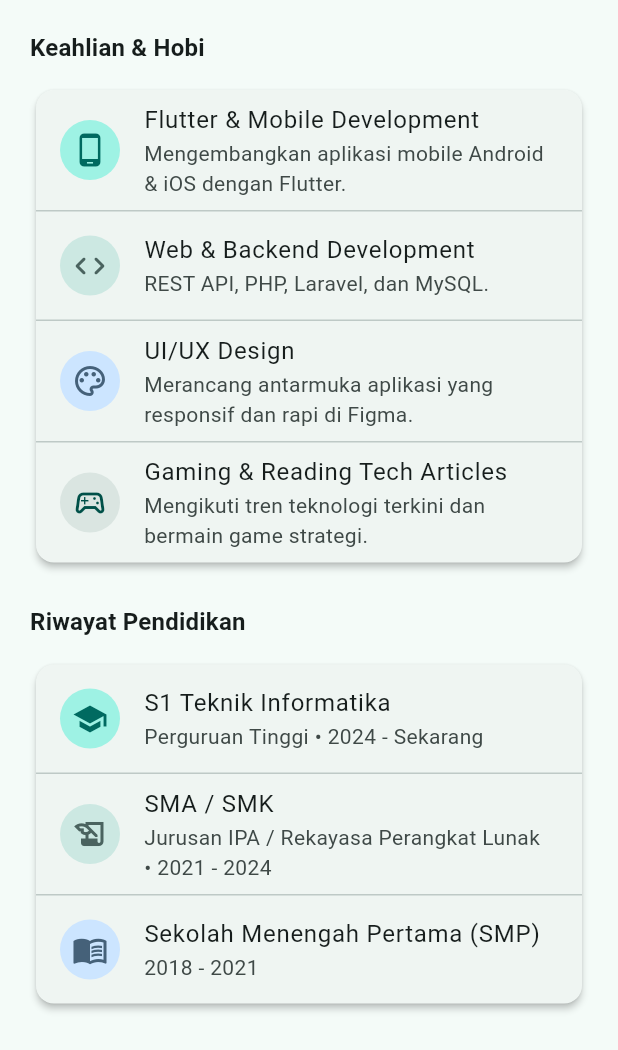
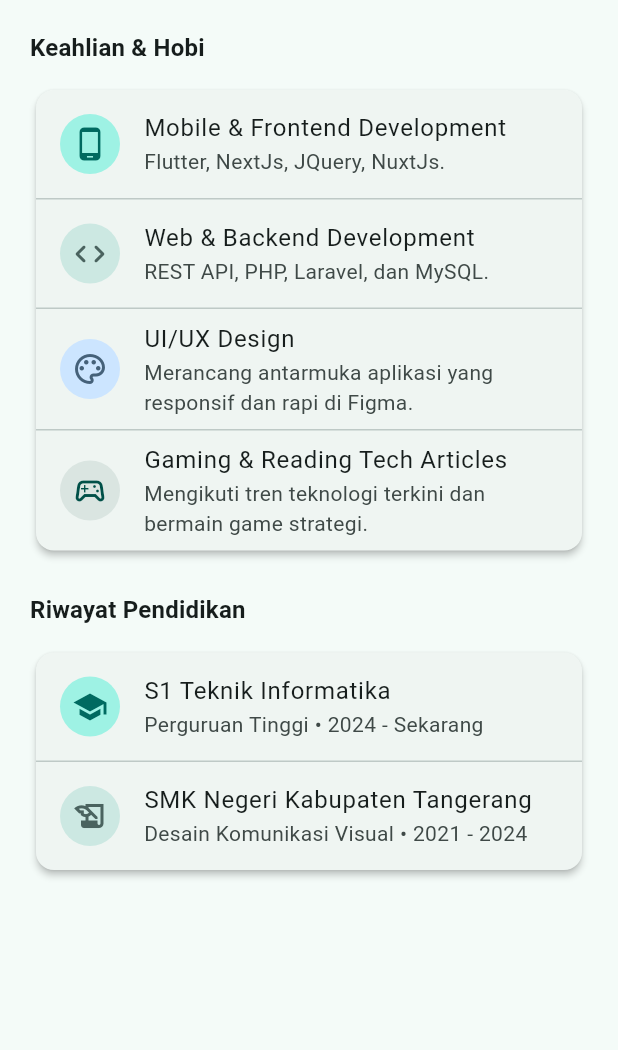
Before and after one commit to inizayzay/uts-pml-1124160218, a Flutter app: the AboutMeView widget shown alone on an empty page, opened directly, on a phone screen of 412 x 824 dp. Shown: the top 1050 px of the screen. Run offline on Flutter 3.47's test engine with Material 3 defaults, Android fonts, the phone set to English and light mode, and no system bars.

Commit message:
Edit pengalaman

```diff
--- a/soal2_profile_app/lib/main.dart
+++ b/soal2_profile_app/lib/main.dart
@@ -735,10 +735,8 @@ class AboutMeView extends StatelessWidget {
                   backgroundColor: colorScheme.primaryContainer,
                   child: Icon(Icons.phone_android, color: colorScheme.primary),
                 ),
-                title: const Text('Flutter & Mobile Development'),
-                subtitle: const Text(
-                  'Mengembangkan aplikasi mobile Android & iOS dengan Flutter.',
-                ),
+                title: const Text('Mobile & Frontend Development'),
+                subtitle: const Text('Flutter, NextJs, JQuery, NuxtJs.'),
               ),
               const Divider(height: 1),
               ListTile(
@@ -803,19 +801,8 @@ class AboutMeView extends StatelessWidget {
                   backgroundColor: colorScheme.secondaryContainer,
                   child: Icon(Icons.history_edu, color: colorScheme.secondary),
                 ),
-                title: const Text('SMA / SMK'),
-                subtitle: const Text(
-                  'Jurusan IPA / Rekayasa Perangkat Lunak • 2021 - 2024',
-                ),
-              ),
-              const Divider(height: 1),
-              ListTile(
-                leading: CircleAvatar(
-                  backgroundColor: colorScheme.tertiaryContainer,
-                  child: Icon(Icons.menu_book, color: colorScheme.tertiary),
-                ),
-                title: const Text('Sekolah Menengah Pertama (SMP)'),
-                subtitle: const Text('2018 - 2021'),
+                title: const Text('SMK Negeri Kabupaten Tangerang'),
+                subtitle: const Text('Desain Komunikasi Visual • 2021 - 2024'),
               ),
             ],
           ),
```
